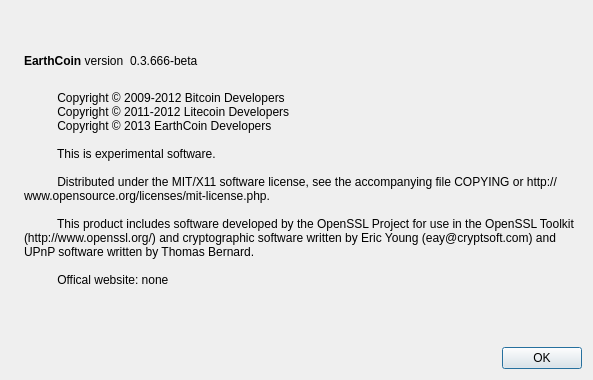
This is src/qt/forms/aboutdialog.ui in linki/earthcoin-1.2 as Qt 5 draws it before an edit. The edited form follows.
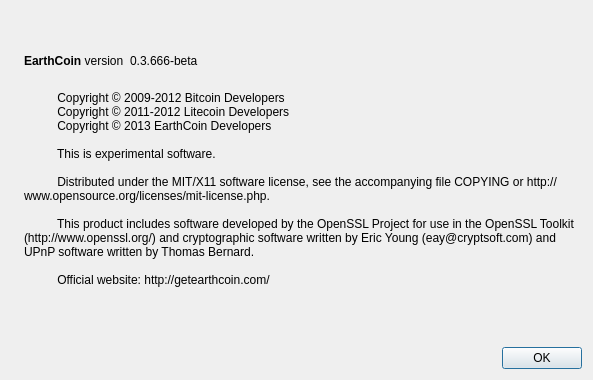
This is the edited form. Icons and pictures are not drawn.

Patch:
```diff
--- a/src/qt/forms/aboutdialog.ui
+++ b/src/qt/forms/aboutdialog.ui
@@ -105,7 +105,7 @@
 
           This product includes software developed by the OpenSSL Project for use in the OpenSSL Toolkit (http://www.openssl.org/) and cryptographic software written by Eric Young (eay@cryptsoft.com) and UPnP software written by Thomas Bernard.
 
-          Offical website: none
+          Official website: http://getearthcoin.com/
         </string>
        </property>
        <property name="wordWrap">
```
